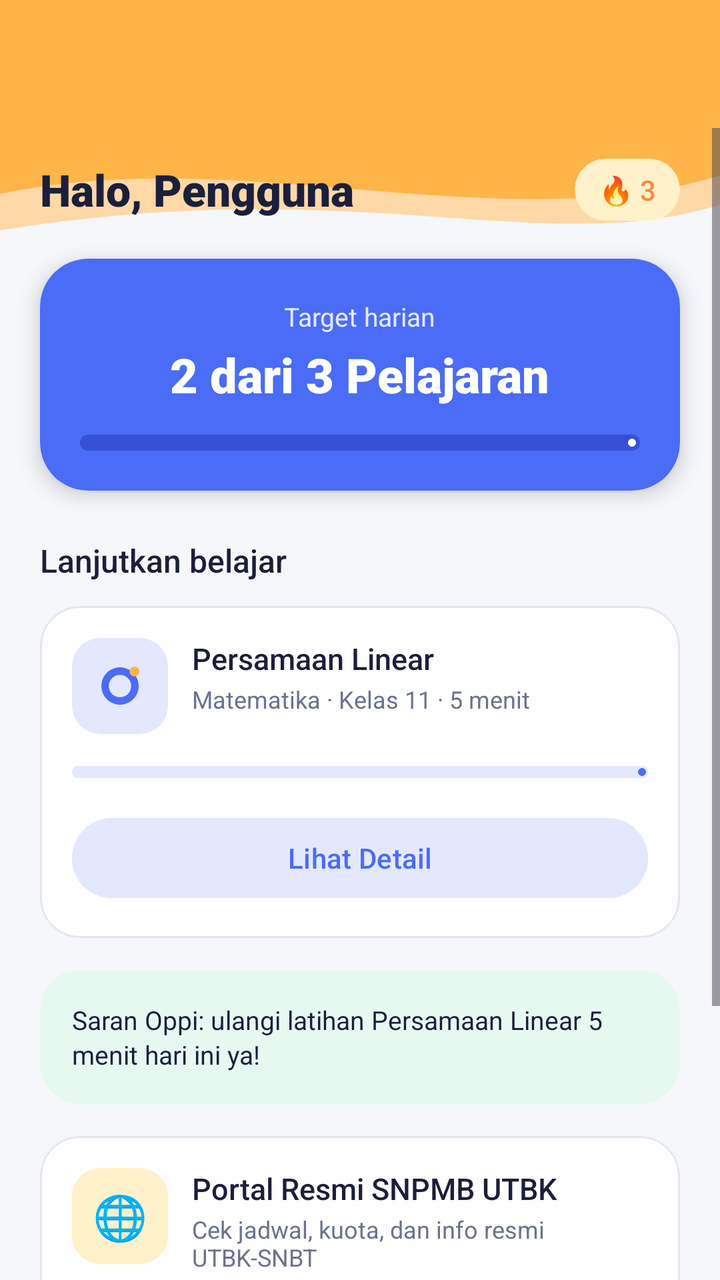
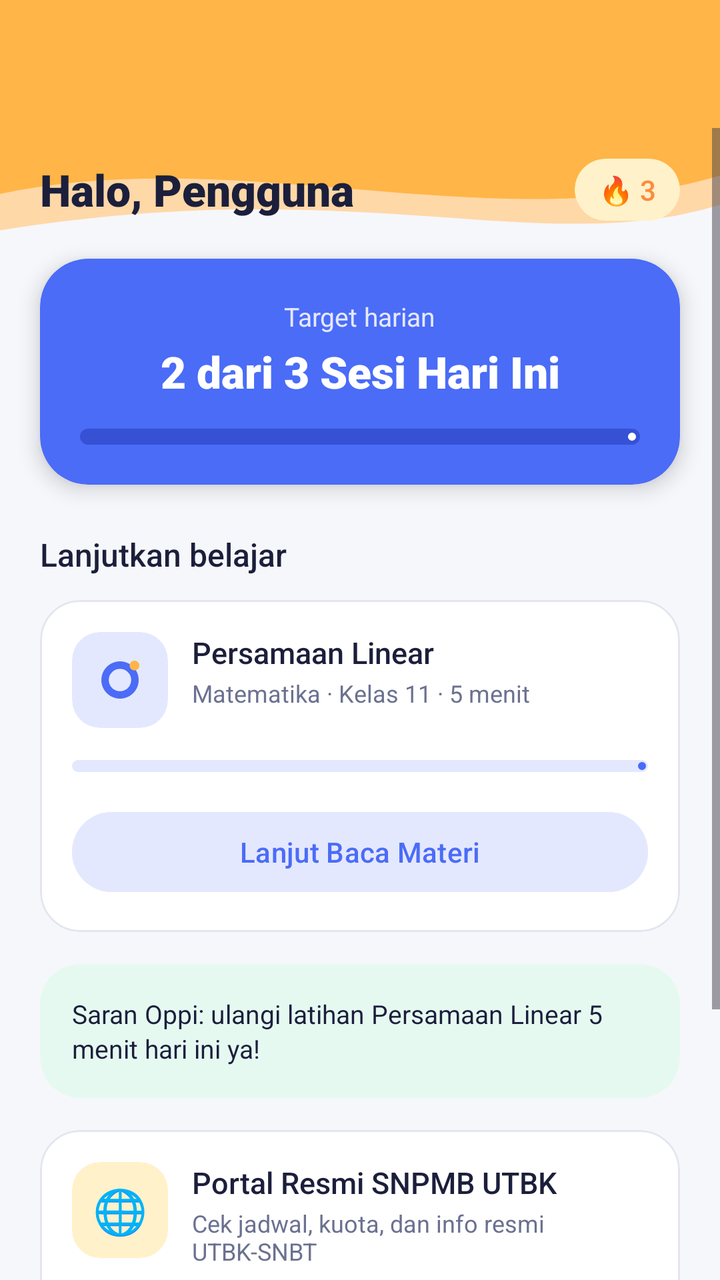

Two renders of the same Android screen: before a commit and after it. Below are the layout's source before the change and the commit's diff.
<!-- AndroidManifest.xml: application theme Theme.AppYuma -->
<!-- res/layout/fragment_home.xml -->
<?xml version="1.0" encoding="utf-8"?>
<androidx.constraintlayout.widget.ConstraintLayout xmlns:android="http://schemas.android.com/apk/res/android"
    xmlns:app="http://schemas.android.com/apk/res-auto"
    xmlns:tools="http://schemas.android.com/tools"
    android:layout_width="match_parent"
    android:layout_height="match_parent"
    android:background="@color/oppi_bg"
    tools:context=".Home.HomeFragment">

    <androidx.appcompat.widget.Toolbar
        android:id="@+id/toolbar"
        android:layout_width="0dp"
        android:layout_height="?attr/actionBarSize"
        android:background="@color/oppi_yellow"
        app:elevation="0dp"
        app:titleTextAppearance="@style/TextAppearance.Oppi.Toolbar.Title"
        app:titleTextColor="@color/oppi_text_primary"
        app:layout_constraintEnd_toEndOf="parent"
        app:layout_constraintStart_toStartOf="parent"
        app:layout_constraintTop_toTopOf="parent" />

    <ScrollView
        android:id="@+id/svMain"
        android:layout_width="0dp"
        android:layout_height="0dp"
        android:fillViewport="true"
        app:layout_constraintBottom_toBottomOf="parent"
        app:layout_constraintEnd_toEndOf="parent"
        app:layout_constraintStart_toStartOf="parent"
        app:layout_constraintTop_toBottomOf="@id/toolbar">

        <androidx.constraintlayout.widget.ConstraintLayout
            android:layout_width="match_parent"
            android:layout_height="wrap_content"
            android:paddingBottom="24dp">

            <ImageView
                android:id="@+id/ivWaveHeader"
                android:layout_width="0dp"
                android:layout_height="64dp"
                android:scaleType="fitXY"
                android:importantForAccessibility="no"
                android:src="@drawable/bg_header_wave_home"
                app:layout_constraintEnd_toEndOf="parent"
                app:layout_constraintStart_toStartOf="parent"
                app:layout_constraintTop_toTopOf="parent" />

            <TextView
                android:id="@+id/tvWelcomeUser"
                android:layout_width="0dp"
                android:layout_height="wrap_content"
                android:layout_marginStart="20dp"
                android:layout_marginTop="16dp"
                android:layout_marginEnd="12dp"
                android:fontFamily="sans-serif-black"
                android:text="Halo, Pengguna"
                android:textColor="@color/oppi_text_primary"
                android:textSize="22sp"
                app:layout_constraintEnd_toStartOf="@id/cvStreak"
                app:layout_constraintStart_toStartOf="parent"
                app:layout_constraintTop_toTopOf="parent" />

            <com.google.android.material.card.MaterialCardView
                android:id="@+id/cvStreak"
                android:layout_width="wrap_content"
                android:layout_height="wrap_content"
                android:layout_marginEnd="20dp"
                app:cardBackgroundColor="@color/oppi_cream"
                app:cardCornerRadius="16dp"
                app:cardElevation="0dp"
                app:strokeWidth="0dp"
                app:layout_constraintBottom_toBottomOf="@id/tvWelcomeUser"
                app:layout_constraintEnd_toEndOf="parent"
                app:layout_constraintTop_toTopOf="@id/tvWelcomeUser">

                <TextView
                    android:id="@+id/tvStreak"
                    android:layout_width="wrap_content"
                    android:layout_height="wrap_content"
                    android:paddingStart="12dp"
                    android:paddingTop="6dp"
                    android:paddingEnd="12dp"
                    android:paddingBottom="6dp"
                    android:fontFamily="sans-serif-medium"
                    android:text="🔥 3"
                    android:textColor="@color/oppi_orange"
                    android:textSize="14sp" />

            </com.google.android.material.card.MaterialCardView>

            <com.google.android.material.card.MaterialCardView
                android:id="@+id/cvTarget"
                android:layout_width="0dp"
                android:layout_height="wrap_content"
                android:layout_marginStart="20dp"
                android:layout_marginTop="20dp"
                android:layout_marginEnd="20dp"
                app:cardBackgroundColor="@color/oppi_primary"
                app:cardCornerRadius="24dp"
                app:cardElevation="6dp"
                app:strokeWidth="0dp"
                app:layout_constraintEnd_toEndOf="parent"
                app:layout_constraintStart_toStartOf="parent"
                app:layout_constraintTop_toBottomOf="@id/tvWelcomeUser">

                <androidx.constraintlayout.widget.ConstraintLayout
                    android:layout_width="match_parent"
                    android:layout_height="wrap_content"
                    android:padding="20dp">

                    <TextView
                        android:id="@+id/tvTargetLabel"
                        android:layout_width="wrap_content"
                        android:layout_height="wrap_content"
                        android:text="Target harian"
                        android:textColor="@color/oppi_lavender"
                        android:textSize="13sp"
                        app:layout_constraintEnd_toEndOf="parent"
                        app:layout_constraintStart_toStartOf="parent"
                        app:layout_constraintTop_toTopOf="parent" />

                    <TextView
                        android:id="@+id/tvTargetValue"
                        android:layout_width="wrap_content"
                        android:layout_height="wrap_content"
                        android:layout_marginTop="4dp"
                        android:fontFamily="sans-serif-black"
                        android:text="2 dari 3 Pelajaran"
                        android:textColor="@color/white"
                        android:textSize="24sp"
                        app:layout_constraintEnd_toEndOf="parent"
                        app:layout_constraintStart_toStartOf="parent"
                        app:layout_constraintTop_toBottomOf="@id/tvTargetLabel" />

                    <com.google.android.material.progressindicator.LinearProgressIndicator
                        android:id="@+id/pbTarget"
                        android:layout_width="0dp"
                        android:layout_height="wrap_content"
                        android:layout_marginTop="14dp"
                        android:progress="66"
                        app:indicatorColor="@color/white"
                        app:trackColor="@color/oppi_primary_dark"
                        app:trackCornerRadius="4dp"
                        app:trackThickness="8dp"
                        app:layout_constraintEnd_toEndOf="parent"
                        app:layout_constraintStart_toStartOf="parent"
                        app:layout_constraintTop_toBottomOf="@id/tvTargetValue" />

                </androidx.constraintlayout.widget.ConstraintLayout>

            </com.google.android.material.card.MaterialCardView>

            <TextView
                android:id="@+id/tvSectionTitle"
                android:layout_width="wrap_content"
                android:layout_height="wrap_content"
                android:layout_marginStart="20dp"
                android:layout_marginTop="24dp"
                android:fontFamily="sans-serif-medium"
                android:text="Lanjutkan belajar"
                android:textColor="@color/oppi_text_primary"
                android:textSize="16sp"
                app:layout_constraintStart_toStartOf="parent"
                app:layout_constraintTop_toBottomOf="@id/cvTarget" />

            <com.google.android.material.card.MaterialCardView
                android:id="@+id/cvProjectCard"
                android:layout_width="0dp"
                android:layout_height="wrap_content"
                android:layout_marginStart="20dp"
                android:layout_marginTop="12dp"
                android:layout_marginEnd="20dp"
                app:cardBackgroundColor="@color/oppi_card"
                app:cardCornerRadius="20dp"
                app:cardElevation="0dp"
                app:strokeColor="@color/oppi_border"
                app:strokeWidth="1dp"
                app:layout_constraintEnd_toEndOf="parent"
                app:layout_constraintStart_toStartOf="parent"
                app:layout_constraintTop_toBottomOf="@id/tvSectionTitle">

                <androidx.constraintlayout.widget.ConstraintLayout
                    android:layout_width="match_parent"
                    android:layout_height="wrap_content"
                    android:padding="16dp">

                    <com.google.android.material.card.MaterialCardView
                        android:id="@+id/cvLessonIcon"
                        android:layout_width="48dp"
                        android:layout_height="48dp"
                        app:cardBackgroundColor="@color/oppi_lavender"
                        app:cardCornerRadius="14dp"
                        app:cardElevation="0dp"
                        app:strokeWidth="0dp"
                        app:layout_constraintStart_toStartOf="parent"
                        app:layout_constraintTop_toTopOf="parent">

                        <ImageView
                            android:id="@+id/ivLogo"
                            android:layout_width="28dp"
                            android:layout_height="28dp"
                            android:layout_gravity="center"
                            android:contentDescription="Ikon pelajaran"
                            android:src="@drawable/ic_logo" />

                    </com.google.android.material.card.MaterialCardView>

                    <TextView
                        android:id="@+id/tvProjectTitle"
                        android:layout_width="0dp"
                        android:layout_height="wrap_content"
                        android:layout_marginStart="12dp"
                        android:fontFamily="sans-serif-medium"
                        android:text="Persamaan Linear"
                        android:textColor="@color/oppi_text_primary"
                        android:textSize="15sp"
                        app:layout_constraintEnd_toEndOf="parent"
                        app:layout_constraintStart_toEndOf="@id/cvLessonIcon"
                        app:layout_constraintTop_toTopOf="@id/cvLessonIcon" />

                    <TextView
                        android:id="@+id/tvProjectDesc"
                        android:layout_width="0dp"
                        android:layout_height="wrap_content"
                        android:layout_marginStart="12dp"
                        android:layout_marginTop="2dp"
                        android:text="Matematika · Kelas 11 · 5 menit"
                        android:textColor="@color/oppi_text_secondary"
                        android:textSize="12sp"
                        app:layout_constraintEnd_toEndOf="parent"
                        app:layout_constraintStart_toEndOf="@id/cvLessonIcon"
                        app:layout_constraintTop_toBottomOf="@id/tvProjectTitle" />

                    <com.google.android.material.progressindicator.LinearProgressIndicator
                        android:id="@+id/pbLesson"
                        android:layout_width="0dp"
                        android:layout_height="wrap_content"
                        android:layout_marginTop="16dp"
                        android:progress="45"
                        app:indicatorColor="@color/oppi_primary"
                        app:trackColor="@color/oppi_lavender"
                        app:trackCornerRadius="4dp"
                        app:trackThickness="6dp"
                        app:layout_constraintEnd_toEndOf="parent"
                        app:layout_constraintStart_toStartOf="parent"
                        app:layout_constraintTop_toBottomOf="@id/cvLessonIcon" />

                    <com.google.android.material.button.MaterialButton
                        android:id="@+id/btnViewDetail"
                        android:layout_width="0dp"
                        android:layout_height="48dp"
                        android:layout_marginTop="16dp"
                        android:backgroundTint="@color/oppi_lavender"
                        android:fontFamily="sans-serif-medium"
                        android:text="Lihat Detail"
                        android:textAllCaps="false"
                        android:textColor="@color/oppi_primary"
                        app:cornerRadius="24dp"
                        app:layout_constraintEnd_toEndOf="parent"
                        app:layout_constraintStart_toStartOf="parent"
                        app:layout_constraintTop_toBottomOf="@id/pbLesson" />

                </androidx.constraintlayout.widget.ConstraintLayout>

            </com.google.android.material.card.MaterialCardView>

            <com.google.android.material.card.MaterialCardView
                android:id="@+id/cvTips"
                android:layout_width="0dp"
                android:layout_height="wrap_content"
                android:layout_marginStart="20dp"
                android:layout_marginTop="16dp"
                android:layout_marginEnd="20dp"
                app:cardBackgroundColor="@color/oppi_mint"
                app:cardCornerRadius="20dp"
                app:cardElevation="0dp"
                app:strokeWidth="0dp"
                app:layout_constraintEnd_toEndOf="parent"
                app:layout_constraintStart_toStartOf="parent"
                app:layout_constraintTop_toBottomOf="@id/cvProjectCard">

                <TextView
                    android:id="@+id/tvTips"
                    android:layout_width="match_parent"
                    android:layout_height="wrap_content"
                    android:padding="16dp"
                    android:lineSpacingExtra="2dp"
                    android:text="Saran Oppi: ulangi latihan Persamaan Linear 5 menit hari ini ya!"
                    android:textColor="@color/oppi_text_primary"
                    android:textSize="13sp" />

            </com.google.android.material.card.MaterialCardView>

            <com.google.android.material.card.MaterialCardView
                android:id="@+id/cvSnpmbPortal"
                android:layout_width="0dp"
                android:layout_height="wrap_content"
                android:layout_marginStart="20dp"
                android:layout_marginTop="16dp"
                android:layout_marginEnd="20dp"
                app:cardBackgroundColor="@color/oppi_card"
                app:cardCornerRadius="20dp"
                app:cardElevation="0dp"
                app:strokeColor="@color/oppi_border"
                app:strokeWidth="1dp"
                app:layout_constraintEnd_toEndOf="parent"
                app:layout_constraintStart_toStartOf="parent"
                app:layout_constraintTop_toBottomOf="@id/cvTips">

                <androidx.constraintlayout.widget.ConstraintLayout
                    android:layout_width="match_parent"
                    android:layout_height="wrap_content"
                    android:padding="16dp">

                    <com.google.android.material.card.MaterialCardView
                        android:id="@+id/cvSnpmbIcon"
                        android:layout_width="48dp"
                        android:layout_height="48dp"
                        app:cardBackgroundColor="@color/oppi_cream"
                        app:cardCornerRadius="14dp"
                        app:cardElevation="0dp"
                        app:strokeWidth="0dp"
                        app:layout_constraintStart_toStartOf="parent"
                        app:layout_constraintTop_toTopOf="parent">

                        <TextView
                            android:layout_width="wrap_content"
                            android:layout_height="wrap_content"
                            android:layout_gravity="center"
                            android:text="🌐"
                            android:textSize="22sp" />

                    </com.google.android.material.card.MaterialCardView>

                    <TextView
                        android:id="@+id/tvSnpmbTitle"
                        android:layout_width="0dp"
                        android:layout_height="wrap_content"
                        android:layout_marginStart="12dp"
                        android:fontFamily="sans-serif-medium"
                        android:text="Portal Resmi SNPMB UTBK"
                        android:textColor="@color/oppi_text_primary"
                        android:textSize="15sp"
                        app:layout_constraintEnd_toEndOf="parent"
                        app:layout_constraintStart_toEndOf="@id/cvSnpmbIcon"
                        app:layout_constraintTop_toTopOf="@id/cvSnpmbIcon" />

                    <TextView
                        android:id="@+id/tvSnpmbDesc"
                        android:layout_width="0dp"
                        android:layout_height="wrap_content"
                        android:layout_marginStart="12dp"
                        android:layout_marginTop="2dp"
                        android:text="Cek jadwal, kuota, dan info resmi UTBK-SNBT"
                        android:textColor="@color/oppi_text_secondary"
                        android:textSize="12sp"
                        app:layout_constraintEnd_toEndOf="parent"
                        app:layout_constraintStart_toEndOf="@id/cvSnpmbIcon"
                        app:layout_constraintTop_toBottomOf="@id/tvSnpmbTitle" />

                    <com.google.android.material.button.MaterialButton
                        android:id="@+id/btnOpenSnpmb"
                        android:layout_width="0dp"
                        android:layout_height="48dp"
                        android:layout_marginTop="16dp"
                        android:backgroundTint="@color/oppi_primary"
                        android:fontFamily="sans-serif-medium"
                        android:text="Buka Portal SNPMB"
                        android:textAllCaps="false"
                        android:textColor="@color/white"
                        app:cornerRadius="24dp"
                        app:layout_constraintEnd_toEndOf="parent"
                        app:layout_constraintStart_toStartOf="parent"
                        app:layout_constraintTop_toBottomOf="@id/cvSnpmbIcon" />

                </androidx.constraintlayout.widget.ConstraintLayout>

            </com.google.android.material.card.MaterialCardView>

            <com.google.android.material.button.MaterialButton
                android:id="@+id/btnLogout"
                style="@style/Widget.Material3.Button.OutlinedButton"
                android:layout_width="0dp"
                android:layout_height="56dp"
                android:layout_marginStart="20dp"
                android:layout_marginTop="28dp"
                android:layout_marginEnd="20dp"
                android:fontFamily="sans-serif-medium"
                android:text="Logout"
                android:textAllCaps="false"
                android:textColor="@color/oppi_red"
                android:textSize="16sp"
                app:cornerRadius="28dp"
                app:strokeColor="@color/oppi_red"
                app:strokeWidth="1dp"
                app:layout_constraintEnd_toEndOf="parent"
                app:layout_constraintStart_toStartOf="parent"
                app:layout_constraintTop_toBottomOf="@id/cvSnpmbPortal" />

        </androidx.constraintlayout.widget.ConstraintLayout>

    </ScrollView>

</androidx.constraintlayout.widget.ConstraintLayout>
<!-- resources referenced by this layout -->
<resources>
  <color name="oppi_bg">#F6F7FB</color>
  <color name="oppi_border">#E3E6F0</color>
  <color name="oppi_card">#FFFFFF</color>
  <color name="oppi_cream">#FFF1C9</color>
  <color name="oppi_lavender">#E4E8FF</color>
  <color name="oppi_mint">#E6F9F1</color>
  <color name="oppi_orange">#FF8A3D</color>
  <color name="oppi_primary">#4A6CF7</color>
  <color name="oppi_primary_dark">#3651D4</color>
  <color name="oppi_red">#F05252</color>
  <color name="oppi_text_primary">#1B1F3B</color>
  <color name="oppi_text_secondary">#6B7190</color>
  <color name="oppi_yellow">#FFB547</color>
  <color name="white">#FFFFFFFF</color>
  <!-- drawable bg_header_wave_home (drawable) -->
  <vector xmlns:android="http://schemas.android.com/apk/res/android"
      android:width="360dp"
      android:height="70dp"
      android:viewportWidth="360"
      android:viewportHeight="70">
  
      <path
          android:fillColor="@color/oppi_peach"
          android:pathData="M 0,0 L 360,0 L 360,42 C 270,72 180,24 0,56 Z" />
  
      <path
          android:fillColor="@color/oppi_yellow"
          android:pathData="M 0,0 L 360,0 L 360,26 C 250,62 120,8 0,36 Z" />
  
  </vector>
  <!-- drawable ic_logo (drawable) -->
  <vector xmlns:android="http://schemas.android.com/apk/res/android"
      android:width="96dp"
      android:height="96dp"
      android:viewportWidth="24"
      android:viewportHeight="24">
      
      <path
          android:fillColor="#4A6CF7"
          android:pathData="M12,4a8,8 0 1,0 0.01,0z M12,7.2a4.8,4.8 0 1,1 -0.01,0z"
          android:fillType="evenOdd" />
      
      <path
          android:fillColor="#FFB547"
          android:pathData="M18.2,3.7a2.1,2.1 0 1,0 0.01,0z" />
  </vector>
  <style name="TextAppearance.Oppi.Toolbar.Title" parent="TextAppearance.Material3.TitleMedium">
          <item name="android:textSize">17sp</item>
          <item name="android:fontFamily">sans-serif-medium</item>
          <item name="android:textColor">@color/oppi_text_primary</item>
          <item name="android:letterSpacing">0.01</item>
      </style>
  <style name="Theme.AppYuma" parent="Base.Theme.AppYuma" />
  <color name="oppi_peach">#FFD8A8</color>
  <style name="Base.Theme.AppYuma" parent="Theme.Material3.Light.NoActionBar">
          <item name="colorPrimary">@color/oppi_primary</item>
          <item name="colorOnPrimary">@color/white</item>
          <item name="colorPrimaryContainer">@color/oppi_lavender</item>
          <item name="android:windowBackground">@color/oppi_bg</item>
      </style>
</resources>

<!-- the commit's change to res/layout/fragment_home.xml (unified diff, before → after) -->
@@ -125,9 +125,9 @@
                         android:layout_height="wrap_content"
                         android:layout_marginTop="4dp"
                         android:fontFamily="sans-serif-black"
-                        android:text="2 dari 3 Pelajaran"
+                        android:text="2 dari 3 Sesi Hari Ini"
                         android:textColor="@color/white"
-                        android:textSize="24sp"
+                        android:textSize="22sp"
                         app:layout_constraintEnd_toEndOf="parent"
                         app:layout_constraintStart_toStartOf="parent"
                         app:layout_constraintTop_toBottomOf="@id/tvTargetLabel" />
@@ -252,7 +252,7 @@
                         android:layout_marginTop="16dp"
                         android:backgroundTint="@color/oppi_lavender"
                         android:fontFamily="sans-serif-medium"
-                        android:text="Lihat Detail"
+                        android:text="Lanjut Baca Materi"
                         android:textAllCaps="false"
                         android:textColor="@color/oppi_primary"
                         app:cornerRadius="24dp"
